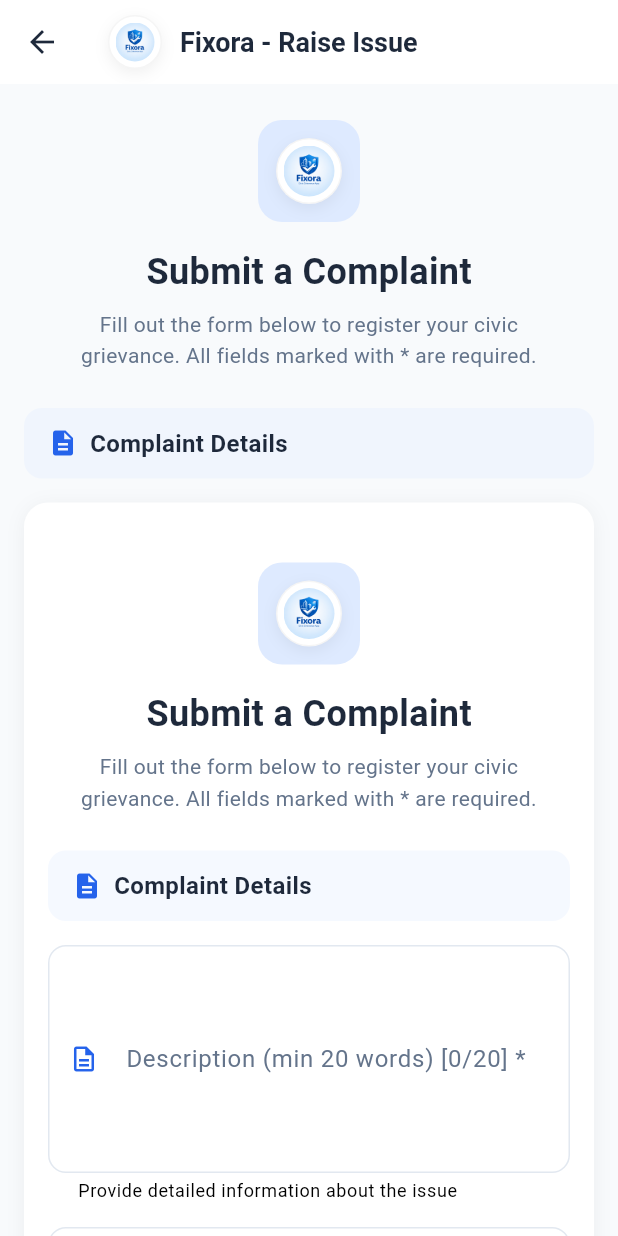
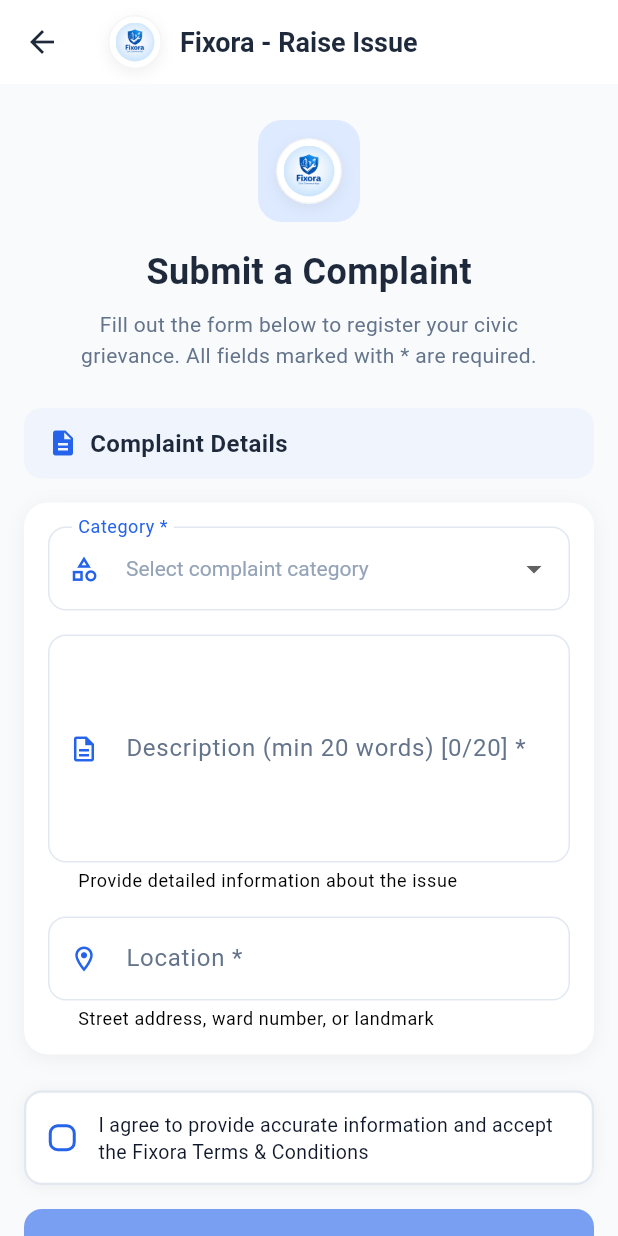
Before and after one commit to kalviumcommunity/S61-1225-ChronoByte-FlutterAndFireBase-Fixora, a Flutter app: the RaiseIssuePage screen opened directly, on a phone screen of 412 x 824 dp. Run offline on Flutter 3.47's test engine with Material 3 defaults, Android fonts, the phone set to English and light mode, and no system bars; our stand-ins replace cloud_firestore, firebase_auth, firebase_core; accounts and stored records are empty.

Commit message:
Fixed some errors

```diff
--- a/fixora/lib/main.dart
+++ b/fixora/lib/main.dart
@@ -45,15 +45,15 @@
           initialRoute: '/',
           routes: {
             // '/': (context) => const HomePage(),
-            // '/': (context) => const AuthGate(),
+            '/': (context) => const AuthGate(),
             // '/': (context) => const TrackComplaintPage(),
             // '/': (context) => const DashboardScreen(),
             // '/': (context) => const AdminDashboardPage(),
             // '/': (context) => const ProfilePage(),
             '/signup': (context) => const SignupPage(),
             '/login': (context) => const LoginPage(),
-            // '/report': (context) => const RaiseIssuePage(),
-            '/': (context) => const RaiseIssuePage(),
+            '/report': (context) => const RaiseIssuePage(),
+            // '/': (context) => const RaiseIssuePage(),
             '/track': (context) => const TrackComplaintPage(),
             '/profile': (context) => const ProfilePage(),
             // Admin route for direct navigation after admin sign-in/sign-up
--- a/fixora/lib/pages/raise_issue/raise_issue_page.dart
+++ b/fixora/lib/pages/raise_issue/raise_issue_page.dart
@@ -122,39 +122,6 @@
     });
   }
 
-  Widget _buildSignedOutBanner() {
-    return Container(
-      margin: const EdgeInsets.only(bottom: 12),
-      padding: const EdgeInsets.symmetric(horizontal: 16, vertical: 12),
-      decoration: BoxDecoration(
-        color: Colors.yellow.shade100,
-        borderRadius: BorderRadius.circular(12),
-        border: Border.all(color: Colors.yellow.shade700),
-      ),
-      child: Row(
-        children: [
-          const Icon(Icons.info_outline, color: Colors.black87),
-          const SizedBox(width: 12),
-          const Expanded(
-            child: Text(
-              'You are not signed in. Sign in to submit a complaint and view your submissions.',
-              style: TextStyle(fontWeight: FontWeight.w600),
-            ),
-          ),
-          ElevatedButton(
-            onPressed: () => Navigator.pushNamed(context, '/login'),
-            style: ElevatedButton.styleFrom(
-              backgroundColor: _darkBlue,
-              foregroundColor: Colors.white,
-              shape: RoundedRectangleBorder(borderRadius: BorderRadius.circular(8)),
-            ),
-            child: const Text('Sign in'),
-          ),
-        ],
-      ),
-    );
-  }
-
   @override
   void dispose() {
     _descriptionController.dispose();
@@ -235,9 +202,28 @@
                 _buildCard(
                   isSmall,
                   children: [
-                    if (user == null) _buildSignedOutBanner(),
-                    _buildHeader(isSmall),
-                    _buildSectionHeader('Complaint Details', Icons.description, isSmall),
+                    _buildDropdown(
+                      label: 'Category',
+                      value: _category,
+                      hint: 'Select complaint category',
+                      items: _issuesMap.keys.toList(),
+                      onChanged: (v) => setState(() {
+                        _category = v;
+                        _issue = null;
+                      }),
+                      icon: Icons.category_outlined,
+                    ),
+                    if (_category != null) ...[
+                      const SizedBox(height: 16),
+                      _buildDropdown(
+                        label: 'Issue',
+                        value: _issue,
+                        hint: 'Select specific issue',
+                        items: _issuesMap[_category]!,
+                        onChanged: (v) => setState(() => _issue = v),
+                        icon: Icons.report_problem_outlined,
+                      ),
+                    ],
                     const SizedBox(height: 16),
                     _buildTextField(
                       controller: _descriptionController,
@@ -262,11 +248,6 @@
                           : null,
                       helperText: 'Street address, ward number, or landmark',
                     ),
-                    SizedBox(height: isSmall ? 24 : 32),
-                    _buildSubmitButton(isSmall, signedIn: user != null),
-                    SizedBox(height: isSmall ? 24 : 32),
-                    _buildFooter(isSmall),
-                    SizedBox(height: isSmall ? 16 : 24),
                   ],
                 ),
                 SizedBox(height: isSmall ? 24 : 32),
@@ -415,7 +396,7 @@
     required String? value,
     required String hint,
     required List<String> items,
-    ValueChanged<String?>? onChanged,
+    required ValueChanged<String?> onChanged,
     required IconData icon,
   }) {
     return DropdownButtonFormField<String>(
@@ -438,10 +419,7 @@
           )
           .toList(),
       onChanged: onChanged,
-      validator: (v) {
-        if (onChanged == null) return 'Please sign in to select $label';
-        return v == null ? 'Please select $label' : null;
-      },
+      validator: (v) => v == null ? 'Please select $label' : null,
     );
   }
 
@@ -455,11 +433,9 @@
     TextInputType? keyboardType,
     List<TextInputFormatter>? inputFormatters,
     String? helperText,
-    bool enabled = true,
   }) {
     return TextFormField(
       controller: controller,
-      enabled: enabled,
       maxLines: maxLines,
       keyboardType: keyboardType,
       inputFormatters: inputFormatters,
@@ -470,7 +446,7 @@
         icon: icon,
         helperText: helperText,
       ),
-      validator: enabled ? validator : null,
+      validator: validator,
       onChanged: (_) => setState(() {}),
     );
   }
```
